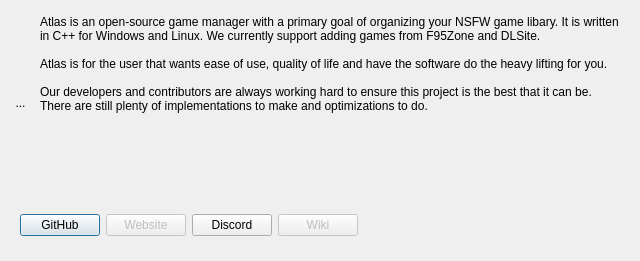
Qt form atlas/ui/dialog/AboutAtlas.ui (KJNeko/Atlas) before a commit.
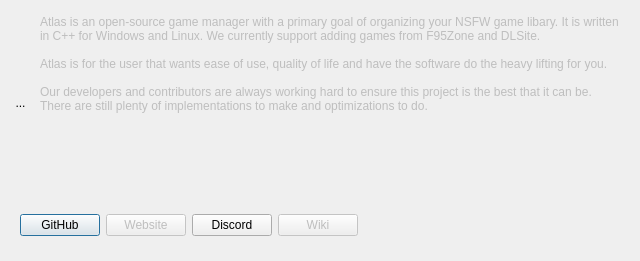
The same form after that commit. Icons and pictures are not drawn.

Commit message: fixed text color in about atlas dialog

```diff
--- a/atlas/ui/dialog/AboutAtlas.ui
+++ b/atlas/ui/dialog/AboutAtlas.ui
@@ -73,36 +73,6 @@
      </layout>
     </widget>
    </item>
-   <item row="0" column="1">
-    <widget class="QPlainTextEdit" name="plainTextEdit">
-     <property name="enabled">
-      <bool>false</bool>
-     </property>
-     <property name="minimumSize">
-      <size>
-       <width>0</width>
-       <height>0</height>
-      </size>
-     </property>
-     <property name="maximumSize">
-      <size>
-       <width>16777215</width>
-       <height>200</height>
-      </size>
-     </property>
-     <property name="styleSheet">
-      <string notr="true">border:none; color:blackl;</string>
-     </property>
-     <property name="plainText">
-      <string>Atlas is an open-source game manager with a primary goal of organizing your NSFW game libary. It is written in C++ for Windows and Linux. We currently support adding games from F95Zone and DLSite.
-
-Atlas is for the user that wants ease of use, quality of life and have the software do the heavy lifting for you.
-
-Our developers and contributors are always working hard to ensure this project is the best that it can be.
-There are still plenty of implementations to make and optimizations to do. </string>
-     </property>
-    </widget>
-   </item>
    <item row="0" column="0">
     <widget class="QToolButton" name="toolButton">
      <property name="styleSheet">
@@ -123,6 +93,43 @@
      </property>
     </widget>
    </item>
+   <item row="0" column="1">
+    <widget class="QTextEdit" name="textEdit">
+     <property name="enabled">
+      <bool>false</bool>
+     </property>
+     <property name="minimumSize">
+      <size>
+       <width>0</width>
+       <height>0</height>
+      </size>
+     </property>
+     <property name="maximumSize">
+      <size>
+       <width>16777215</width>
+       <height>200</height>
+      </size>
+     </property>
+     <property name="styleSheet">
+      <string notr="true">border:none;</string>
+     </property>
+     <property name="html">
+      <string>&lt;!DOCTYPE HTML PUBLIC &quot;-//W3C//DTD HTML 4.0//EN&quot; &quot;http://www.w3.org/TR/REC-html40/strict.dtd&quot;&gt;
+&lt;html&gt;&lt;head&gt;&lt;meta name=&quot;qrichtext&quot; content=&quot;1&quot; /&gt;&lt;meta charset=&quot;utf-8&quot; /&gt;&lt;style type=&quot;text/css&quot;&gt;
+p, li { white-space: pre-wrap; }
+hr { height: 1px; border-width: 0; }
+li.unchecked::marker { content: &quot;\2610&quot;; }
+li.checked::marker { content: &quot;\2612&quot;; }
+&lt;/style&gt;&lt;/head&gt;&lt;body style=&quot; font-family:'Segoe UI'; font-size:9pt; font-weight:400; font-style:normal;&quot;&gt;
+&lt;p style=&quot; margin-top:0px; margin-bottom:0px; margin-left:0px; margin-right:0px; -qt-block-indent:0; text-indent:0px;&quot;&gt;Atlas is an open-source game manager with a primary goal of organizing your NSFW game libary. It is written in C++ for Windows and Linux. We currently support adding games from F95Zone and DLSite.&lt;/p&gt;
+&lt;p style=&quot;-qt-paragraph-type:empty; margin-top:0px; margin-bottom:0px; margin-left:0px; margin-right:0px; -qt-block-indent:0; text-indent:0px;&quot;&gt;&lt;br /&gt;&lt;/p&gt;
+&lt;p style=&quot; margin-top:0px; margin-bottom:0px; margin-left:0px; margin-right:0px; -qt-block-indent:0; text-indent:0px;&quot;&gt;Atlas is for the user that wants ease of use, quality of life and have the software do the heavy lifting for you.&lt;/p&gt;
+&lt;p style=&quot;-qt-paragraph-type:empty; margin-top:0px; margin-bottom:0px; margin-left:0px; margin-right:0px; -qt-block-indent:0; text-indent:0px;&quot;&gt;&lt;br /&gt;&lt;/p&gt;
+&lt;p style=&quot; margin-top:0px; margin-bottom:0px; margin-left:0px; margin-right:0px; -qt-block-indent:0; text-indent:0px;&quot;&gt;Our developers and contributors are always working hard to ensure this project is the best that it can be.&lt;/p&gt;
+&lt;p style=&quot; margin-top:0px; margin-bottom:0px; margin-left:0px; margin-right:0px; -qt-block-indent:0; text-indent:0px;&quot;&gt;There are still plenty of implementations to make and optimizations to do. &lt;/p&gt;&lt;/body&gt;&lt;/html&gt;</string>
+     </property>
+    </widget>
+   </item>
   </layout>
  </widget>
  <resources>
```
The commit also changes 1 other file.
